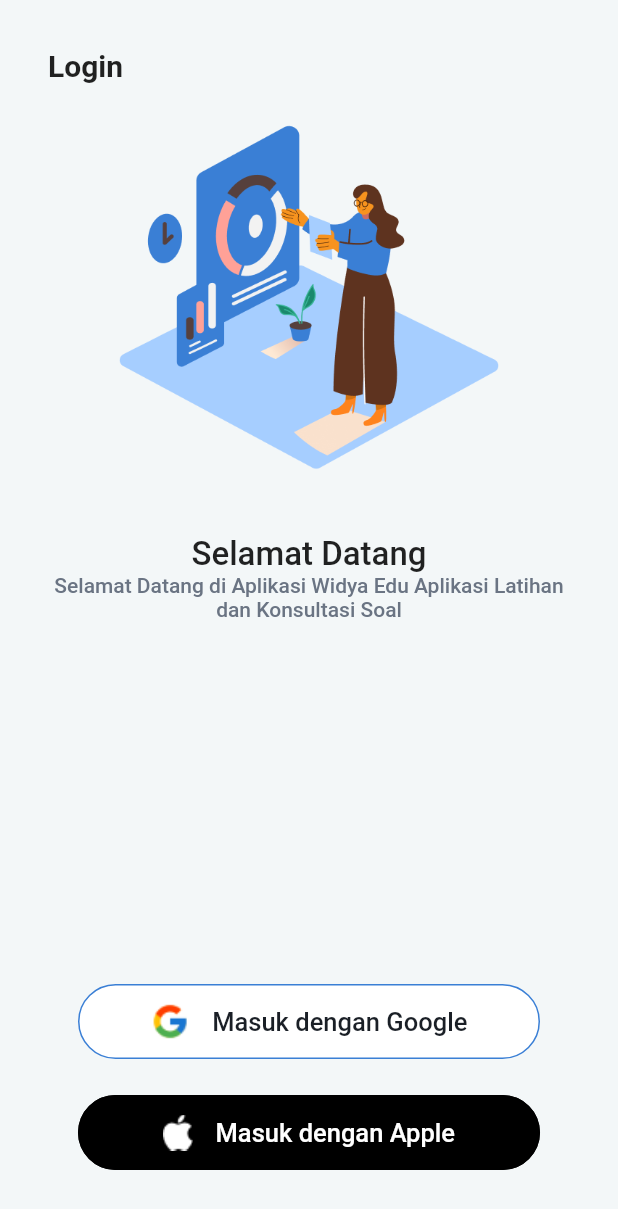
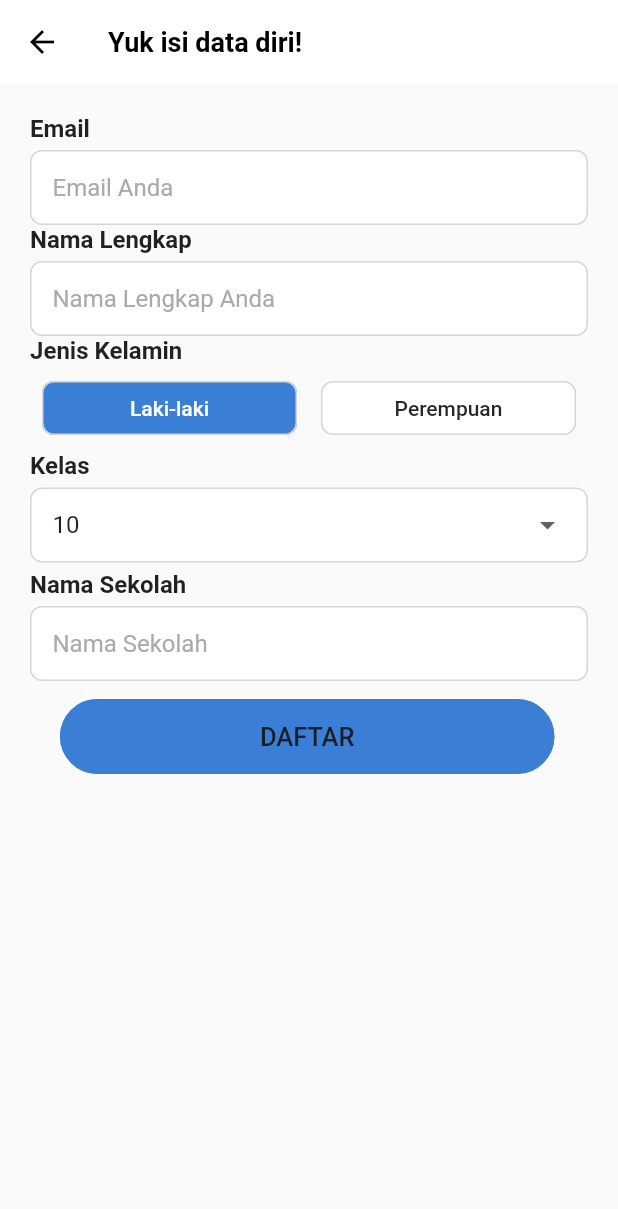
Before and after one commit to FitrahAzizah/flutter_latihan_soal, a Flutter app: the screen it shows after launch, after a tap on "Masuk dengan Google", on a phone screen of 412 x 824 dp. Shown: the top 1209 px of the screen. Run offline on Flutter 3.47's test engine with Material 2 defaults, Android fonts, the phone set to English and light mode, and no system bars.

Commit message:
Menambahkan register_page.dart

```diff
--- a/lib/constants/R/app_colors.dart
+++ b/lib/constants/R/app_colors.dart
@@ -5,4 +5,6 @@ class AppColor {
   Color grey = Color(0xffF3F7F8);
   Color greySubtitle = Color(0xff6A7483);
   Color blackLogin = Color(0xff1A1F26);
+  Color greyBorder = Color(0xffd6d6d6);
+  Color greyHintText = Color(0xffaaaaaa);
 }
--- a/lib/constants/R/strings.dart
+++ b/lib/constants/R/strings.dart
@@ -5,4 +5,5 @@ class Strings {
       "Selamat Datang di Aplikasi Widya Edu Aplikasi Latihan dan Konsultasi Soal";
   String loginWithGoogle = "Masuk dengan Google";
   String loginWithApple = "Masuk dengan Apple";
+  String daftar = "DAFTAR";
 }
--- a/lib/main.dart
+++ b/lib/main.dart
@@ -1,5 +1,6 @@
 import 'package:flutter/material.dart';
 import 'package:latihan_soal/view/login_page.dart';
+import 'package:latihan_soal/view/register_page.dart';
 import 'package:latihan_soal/view/splash_screen.dart';
 
 void main() {
@@ -30,7 +31,8 @@ class MyApp extends StatelessWidget {
       initialRoute: "/",
       routes: {
         "/": (context) => const SplashScreen(),
-        loginPage.route: (context) => const loginPage()
+        loginPage.route: (context) => const loginPage(),
+        RegisterPage.route: (context) => RegisterPage()
       },
     );
   }
--- a/lib/view/login_page.dart
+++ b/lib/view/login_page.dart
@@ -1,6 +1,7 @@
 import 'package:flutter/material.dart';
 import 'package:flutter/src/widgets/container.dart';
 import 'package:flutter/src/widgets/framework.dart';
+import 'package:latihan_soal/view/register_page.dart';
 
 import '../constants/r.dart';
 
@@ -50,6 +51,9 @@ class _loginPageState extends State<loginPage> {
               ),
               Spacer(),
               ButtonLogin(
+                onTap: () {
+                  Navigator.of(context).pushNamed(RegisterPage.route);
+                },
                 backgroundColor: Colors.white,
                 borderColor: R.colors.primary,
                 child: Row(
@@ -71,6 +75,7 @@ class _loginPageState extends State<loginPage> {
                 ),
               ),
               ButtonLogin(
+                onTap: () {},
                 backgroundColor: Colors.black,
                 borderColor: Colors.black,
                 child: Row(
@@ -103,11 +108,13 @@ class ButtonLogin extends StatelessWidget {
     required this.backgroundColor,
     required this.child,
     required this.borderColor,
+    required this.onTap,
   }) : super(key: key);
 
   final Color backgroundColor;
   final Widget child;
   final Color borderColor;
+  final Function()? onTap;
 
   @override
   Widget build(BuildContext context) {
@@ -125,7 +132,7 @@ class ButtonLogin extends StatelessWidget {
           elevation: 0,
           fixedSize: Size(MediaQuery.of(context).size.width * 0.8, 50),
         ),
-        onPressed: () {},
+        onPressed: onTap,
         child: child,
       ),
     );
--- /dev/null
+++ b/lib/view/register_page.dart
@@ -0,0 +1,221 @@
+import 'package:flutter/material.dart';
+import 'package:latihan_soal/constants/r.dart';
+import 'package:latihan_soal/view/login_page.dart';
+
+class RegisterPage extends StatefulWidget {
+  RegisterPage({Key? key}) : super(key: key);
+  static String route = "register_page";
+
+  @override
+  State<RegisterPage> createState() => _RegisterPageState();
+}
+
+enum Gender { lakilaki, perempuan }
+
+class _RegisterPageState extends State<RegisterPage> {
+  String gender = "Laki-laki";
+  List<String> classslta = ["10", "11", "12"];
+  String selectedClass = "10";
+
+  onTapGender(Gender genderInput) {
+    if (gender == Gender.lakilaki) {
+      gender = "Laki-laki";
+    } else {
+      gender = "Perempuan";
+    }
+    setState(() {});
+  }
+
+  @override
+  Widget build(BuildContext context) {
+    return Scaffold(
+        appBar: AppBar(
+          elevation: 0,
+          backgroundColor: Colors.white,
+          iconTheme: IconThemeData(color: Colors.black),
+          title: Text(
+            "Yuk isi data diri!",
+            style: TextStyle(
+                color: Colors.black, fontWeight: FontWeight.w700, fontSize: 18),
+          ),
+        ),
+        body: Padding(
+          padding: const EdgeInsets.all(20.0),
+          child: Column(
+            crossAxisAlignment: CrossAxisAlignment.start,
+            children: [
+              RegisterTextField(
+                title: "Email",
+                hintText: "Email Anda",
+              ),
+              RegisterTextField(
+                title: "Nama Lengkap",
+                hintText: "Nama Lengkap Anda",
+              ),
+              Text(
+                "Jenis Kelamin",
+                style: TextStyle(
+                  fontSize: 16,
+                  fontWeight: FontWeight.w600,
+                ),
+              ),
+              SizedBox(height: 5),
+              Row(
+                children: [
+                  Expanded(
+                    child: Padding(
+                      padding: const EdgeInsets.symmetric(horizontal: 8),
+                      child: ElevatedButton(
+                        style: ElevatedButton.styleFrom(
+                          elevation: 0,
+                          backgroundColor: gender == "Laki-laki"
+                              ? R.colors.primary
+                              : Colors.white,
+                          shape: RoundedRectangleBorder(
+                              borderRadius: BorderRadius.circular(8),
+                              side: BorderSide(
+                                  width: 1, color: R.colors.greyBorder)),
+                        ),
+                        onPressed: () {
+                          onTapGender(Gender.lakilaki);
+                        },
+                        child: Text(
+                          "Laki-laki",
+                          style: TextStyle(
+                              fontSize: 14,
+                              color: gender == "Laki-laki"
+                                  ? Colors.white
+                                  : Color(0xff282828)),
+                        ),
+                      ),
+                    ),
+                  ),
+                  Expanded(
+                    child: Padding(
+                      padding: const EdgeInsets.symmetric(horizontal: 8),
+                      child: ElevatedButton(
+                        style: ElevatedButton.styleFrom(
+                          elevation: 0,
+                          backgroundColor: gender == "Perempuan"
+                              ? R.colors.primary
+                              : Colors.white,
+                          shape: RoundedRectangleBorder(
+                            borderRadius: BorderRadius.circular(8),
+                            side: BorderSide(
+                                width: 1, color: R.colors.greyBorder),
+                          ),
+                        ),
+                        onPressed: () {
+                          onTapGender(Gender.perempuan);
+                        },
+                        child: Text(
+                          "Perempuan",
+                          style: TextStyle(
+                              fontSize: 14,
+                              color: gender == "Perempuan"
+                                  ? Colors.white
+                                  : Color(0xff282828)),
+                        ),
+                      ),
+                    ),
+                  ),
+                ],
+              ),
+              SizedBox(height: 5),
+              Text(
+                "Kelas",
+                style: TextStyle(
+                  fontSize: 16,
+                  fontWeight: FontWeight.w600,
+                ),
+              ),
+              SizedBox(height: 5),
+              Container(
+                width: double.infinity,
+                padding: EdgeInsets.symmetric(horizontal: 14),
+                decoration: BoxDecoration(
+                    borderRadius: BorderRadius.circular(8.0),
+                    color: Colors.white,
+                    border: Border.all(color: R.colors.greyBorder)),
+                child: DropdownButtonHideUnderline(
+                  child: DropdownButton<String>(
+                      value: selectedClass,
+                      items: classslta
+                          .map(
+                            (e) => DropdownMenuItem<String>(
+                              child: Text(e),
+                              value: e,
+                            ),
+                          )
+                          .toList(),
+                      onChanged: (String? val) {
+                        selectedClass = val!;
+                        setState(() {});
+                      }),
+                ),
+              ),
+              SizedBox(height: 5),
+              RegisterTextField(
+                title: "Nama Sekolah",
+                hintText: "Nama Sekolah",
+              ),
+              ButtonLogin(
+                onTap: () {
+                  Navigator.of(context).pushNamed(RegisterPage.route);
+                },
+                backgroundColor: R.colors.primary,
+                borderColor: R.colors.primary,
+                child: Text(
+                  R.strings.daftar,
+                  style: TextStyle(
+                    fontSize: 17,
+                    fontWeight: FontWeight.w500,
+                    color: R.colors.blackLogin,
+                  ),
+                ),
+              ),
+            ],
+          ),
+        ));
+  }
+}
+
+class RegisterTextField extends StatelessWidget {
+  const RegisterTextField({
+    Key? key,
+    required this.title,
+    required this.hintText,
+  }) : super(key: key);
+  final String title;
+  final String hintText;
+
+  @override
+  Widget build(BuildContext context) {
+    return Column(
+      crossAxisAlignment: CrossAxisAlignment.start,
+      children: [
+        Text(
+          title,
+          style: TextStyle(
+            fontSize: 16,
+            fontWeight: FontWeight.w600,
+          ),
+        ),
+        SizedBox(height: 5),
+        Container(
+          padding: EdgeInsets.symmetric(horizontal: 14),
+          decoration: BoxDecoration(
+              borderRadius: BorderRadius.circular(8.0),
+              color: Colors.white,
+              border: Border.all(color: R.colors.greyBorder)),
+          child: TextField(
+            decoration: InputDecoration(
+                border: InputBorder.none,
+                hintText: hintText,
+                hintStyle: TextStyle(color: R.colors.greyHintText)),
+          ),
+        ),
+      ],
+    );
+  }
+}
--- a/lib/view/splash_screen.dart
+++ b/lib/view/splash_screen.dart
@@ -15,7 +15,7 @@ class SplashScreen extends StatelessWidget {
   @override
   Widget build(BuildContext context) {
     Timer(Duration(seconds: 5), () {
-      Navigator.of(context).pushNamed(loginPage.route);
+      Navigator.of(context).pushReplacementNamed(loginPage.route);
     });
     return Scaffold(
       backgroundColor: R.colors.primary,
```
Also changed, not shown: lib/view/widgets.dart (added).
